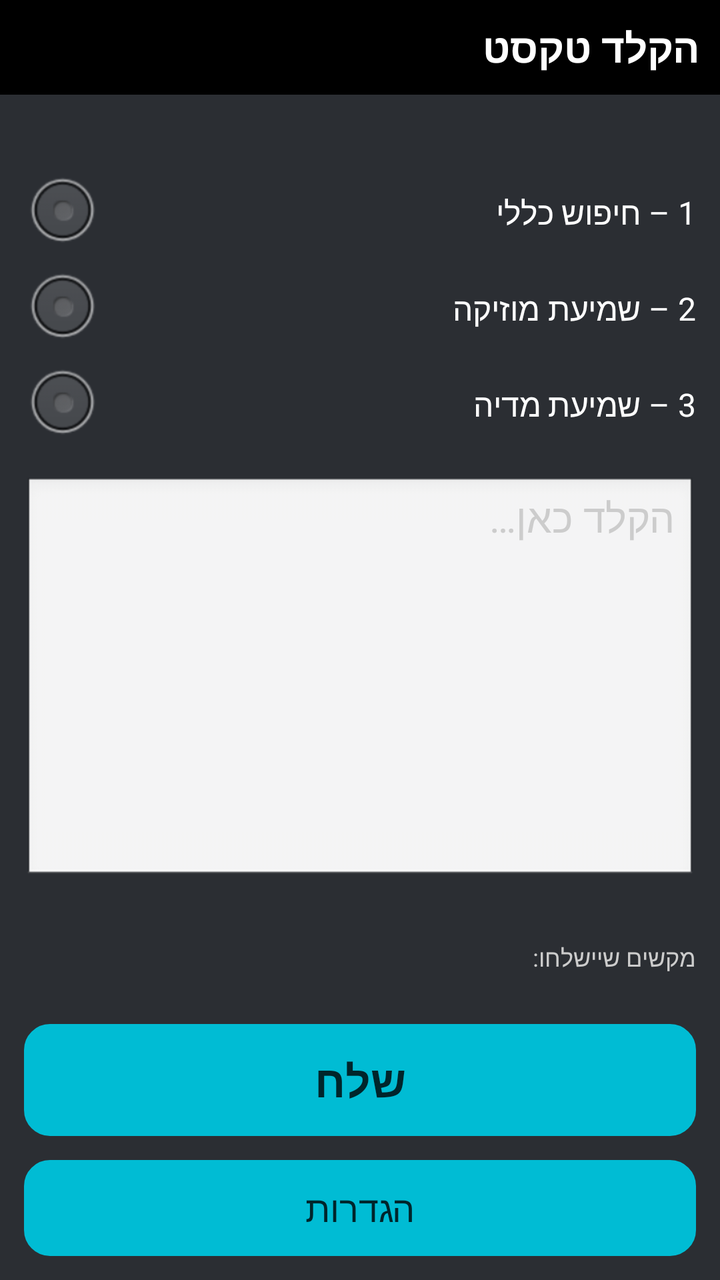
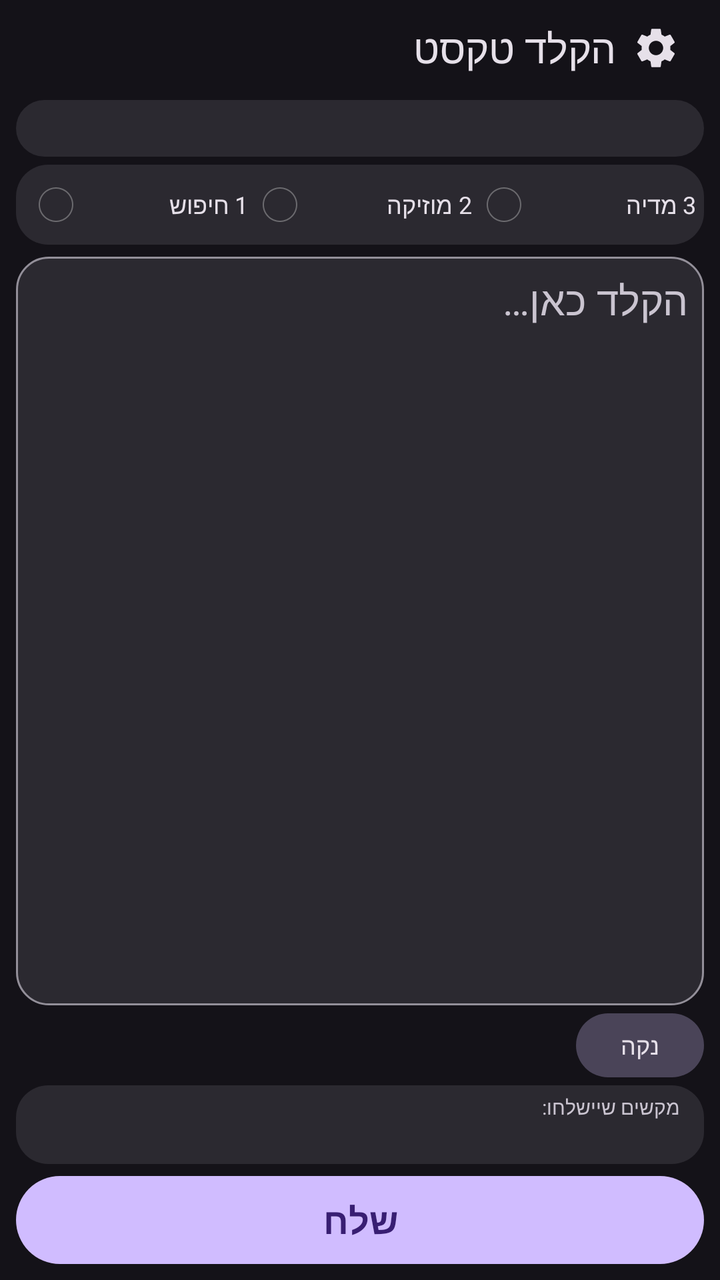

Screens rendered from an Android XML layout before and after an edit, with the pre-edit source and the edit as a unified diff.
<!-- AndroidManifest.xml: application theme AppTheme -->
<!-- res/layout/activity_main.xml -->
<?xml version="1.0" encoding="utf-8"?>
<LinearLayout xmlns:android="http://schemas.android.com/apk/res/android"
    android:layout_width="match_parent"
    android:layout_height="match_parent"
    android:background="?attr/colorBgMain"
    android:orientation="vertical">

    <TextView
        android:layout_width="match_parent"
        android:layout_height="wrap_content"
        android:background="?attr/colorHeader"
        android:padding="10dp"
        android:text="@string/title_main"
        android:textColor="?attr/colorTextPrimary"
        android:textSize="20sp"
        android:textStyle="bold" />

    <TextView
        android:id="@+id/status"
        android:layout_width="match_parent"
        android:layout_height="wrap_content"
        android:padding="8dp"
        android:textColor="?attr/colorAccent"
        android:textSize="14sp" />

    <RadioGroup
        android:id="@+id/ext_group"
        android:layout_width="match_parent"
        android:layout_height="wrap_content"
        android:layout_marginLeft="12dp"
        android:layout_marginRight="12dp"
        android:orientation="vertical">

        <RadioButton
            android:id="@+id/rb_ext1"
            android:layout_width="match_parent"
            android:layout_height="wrap_content"
            android:text="@string/ext1"
            android:textColor="?attr/colorTextPrimary"
            android:nextFocusUp="@+id/btn_settings"
            android:nextFocusDown="@+id/rb_ext2" />

        <RadioButton
            android:id="@+id/rb_ext2"
            android:layout_width="match_parent"
            android:layout_height="wrap_content"
            android:text="@string/ext2"
            android:textColor="?attr/colorTextPrimary"
            android:nextFocusUp="@id/rb_ext1"
            android:nextFocusDown="@+id/rb_ext3" />

        <RadioButton
            android:id="@+id/rb_ext3"
            android:layout_width="match_parent"
            android:layout_height="wrap_content"
            android:text="@string/ext3"
            android:textColor="?attr/colorTextPrimary"
            android:nextFocusUp="@id/rb_ext2"
            android:nextFocusDown="@+id/input" />
    </RadioGroup>

    <EditText
        android:id="@+id/input"
        android:layout_width="match_parent"
        android:layout_height="0dp"
        android:layout_weight="1"
        android:layout_margin="12dp"
        android:gravity="top|start"
        android:hint="@string/hint_input"
        android:inputType="textMultiLine|textNoSuggestions"
        android:textColor="?attr/colorTextPrimary"
        android:textColorHint="?attr/colorTextSecondary"
        android:textSize="20sp"
        android:nextFocusUp="@id/rb_ext3"
        android:nextFocusDown="@+id/btn_send" />

    <TextView
        android:id="@+id/warn"
        android:layout_width="match_parent"
        android:layout_height="wrap_content"
        android:layout_marginLeft="12dp"
        android:layout_marginRight="12dp"
        android:textColor="?attr/colorTextSecondary"
        android:textSize="12sp" />

    <TextView
        android:layout_width="match_parent"
        android:layout_height="wrap_content"
        android:layout_marginLeft="12dp"
        android:layout_marginRight="12dp"
        android:text="@string/label_preview"
        android:textColor="?attr/colorTextSecondary"
        android:textSize="12sp" />

    <TextView
        android:id="@+id/preview"
        android:layout_width="match_parent"
        android:layout_height="wrap_content"
        android:layout_marginLeft="12dp"
        android:layout_marginRight="12dp"
        android:layout_marginBottom="6dp"
        android:ellipsize="start"
        android:layoutDirection="ltr"
        android:maxLines="2"
        android:textColor="?attr/colorTextPrimary"
        android:textDirection="ltr"
        android:textSize="14sp" />

    <Button
        android:id="@+id/btn_send"
        android:layout_width="match_parent"
        android:layout_height="56dp"
        android:layout_marginLeft="12dp"
        android:layout_marginRight="12dp"
        android:background="@drawable/bg_round_button"
        android:text="@string/btn_send"
        android:textColor="@color/button_dark_text"
        android:textSize="22sp"
        android:textStyle="bold"
        android:nextFocusUp="@id/input"
        android:nextFocusDown="@+id/btn_settings" />

    <Button
        android:id="@+id/btn_settings"
        android:layout_width="match_parent"
        android:layout_height="48dp"
        android:layout_margin="12dp"
        android:background="@drawable/bg_round_button"
        android:text="@string/btn_settings"
        android:textColor="@color/button_dark_text"
        android:textSize="18sp"
        android:nextFocusUp="@id/btn_send"
        android:nextFocusDown="@id/rb_ext1" />

</LinearLayout>
<!-- resources referenced by this layout -->
<resources>
  <color name="button_dark_text">#FF00252B</color>
  <!-- drawable bg_round_button (drawable) -->
  <?xml version="1.0" encoding="utf-8"?>
  <selector xmlns:android="http://schemas.android.com/apk/res/android">
      <item android:state_focused="true">
          <shape android:shape="rectangle">
              <solid android:color="@color/accent_teal" />
              <stroke android:width="4dp" android:color="@color/focus_green" />
              <corners android:radius="12dp" />
          </shape>
      </item>
      <item android:state_pressed="true">
          <shape android:shape="rectangle">
              <solid android:color="@color/focus_green" />
              <corners android:radius="12dp" />
          </shape>
      </item>
      <item>
          <shape android:shape="rectangle">
              <solid android:color="@color/accent_teal" />
              <stroke android:width="2dp" android:color="@color/accent_teal" />
              <corners android:radius="12dp" />
          </shape>
      </item>
  </selector>
  <string name="ext1">1 – חיפוש כללי</string>
  <string name="ext2">2 – שמיעת מוזיקה</string>
  <string name="ext3">3 – שמיעת מדיה</string>
  <style name="AppTheme" parent="android:Theme">
          <item name="colorBgMain">@color/bg_dark</item>
          <item name="colorHeader">@color/header_black</item>
          <item name="colorAccent">@color/accent_teal</item>
          <item name="colorTextPrimary">@color/text_white</item>
          <item name="colorTextSecondary">@color/text_light_gray</item>
      </style>
  <color name="accent_teal">#FF00BCD4</color>
  <color name="focus_green">#FF99CC00</color>
  <color name="bg_dark">#FF2B2E33</color>
  <color name="header_black">#FF000000</color>
  <color name="text_white">#FFFFFFFF</color>
  <color name="text_light_gray">#FFCCCCCC</color>
  <!-- unchanged entries left out for length: 5 -->
</resources>

<!-- the commit's change to res/layout/activity_main.xml (unified diff, before → after) -->
@@ -5,131 +5,213 @@
     android:background="?attr/colorBgMain"
     android:orientation="vertical">
 
-    <TextView
-        android:layout_width="match_parent"
-        android:layout_height="wrap_content"
+    
+    <LinearLayout
+        android:layout_width="match_parent"
+        android:layout_height="48dp"
         android:background="?attr/colorHeader"
-        android:padding="10dp"
-        android:text="@string/title_main"
-        android:textColor="?attr/colorTextPrimary"
-        android:textSize="20sp"
-        android:textStyle="bold" />
-
+        android:gravity="center_vertical"
+        android:orientation="horizontal"
+        android:paddingStart="20dp"
+        android:paddingEnd="12dp">
+
+        <TextView
+            android:layout_width="0dp"
+            android:layout_height="wrap_content"
+            android:layout_weight="1"
+            android:ellipsize="end"
+            android:singleLine="true"
+            android:text="@string/title_main"
+            android:textColor="?attr/colorTextPrimary"
+            android:textSize="20sp" />
+
+        <ImageButton
+            android:id="@+id/btn_settings"
+            android:layout_width="40dp"
+            android:layout_height="40dp"
+            android:background="?attr/bgIconBtn"
+            android:contentDescription="@string/btn_settings"
+            android:scaleType="center"
+            android:src="@drawable/ic_settings"
+            android:tint="?attr/colorTextPrimary"
+            android:nextFocusDown="@+id/rb_ext1"
+            android:nextFocusUp="@+id/btn_send" />
+    </LinearLayout>
+
+    
     <TextView
         android:id="@+id/status"
         android:layout_width="match_parent"
         android:layout_height="wrap_content"
-        android:padding="8dp"
+        android:layout_marginStart="8dp"
+        android:layout_marginEnd="8dp"
+        android:layout_marginTop="2dp"
+        android:background="?attr/bgCard"
+        android:paddingBottom="6dp"
+        android:paddingEnd="12dp"
+        android:paddingStart="12dp"
+        android:paddingTop="6dp"
         android:textColor="?attr/colorAccent"
-        android:textSize="14sp" />
-
+        android:textSize="12sp" />
+
+    
     <RadioGroup
         android:id="@+id/ext_group"
         android:layout_width="match_parent"
         android:layout_height="wrap_content"
-        android:layout_marginLeft="12dp"
-        android:layout_marginRight="12dp"
-        android:orientation="vertical">
+        android:layout_marginStart="8dp"
+        android:layout_marginEnd="8dp"
+        android:layout_marginTop="4dp"
+        android:background="?attr/bgCard"
+        android:orientation="horizontal"
+        android:paddingEnd="4dp"
+        android:paddingStart="4dp">
 
         <RadioButton
             android:id="@+id/rb_ext1"
-            android:layout_width="match_parent"
-            android:layout_height="wrap_content"
+            android:layout_width="0dp"
+            android:layout_height="wrap_content"
+            android:layout_weight="1"
+            android:minHeight="40dp"
             android:text="@string/ext1"
             android:textColor="?attr/colorTextPrimary"
-            android:nextFocusUp="@+id/btn_settings"
-            android:nextFocusDown="@+id/rb_ext2" />
+            android:textSize="12sp"
+            android:nextFocusUp="@id/btn_settings"
+            android:nextFocusRight="@+id/rb_ext2"
+            android:nextFocusDown="@+id/input" />
 
         <RadioButton
             android:id="@+id/rb_ext2"
-            android:layout_width="match_parent"
-            android:layout_height="wrap_content"
+            android:layout_width="0dp"
+            android:layout_height="wrap_content"
+            android:layout_weight="1"
+            android:minHeight="40dp"
             android:text="@string/ext2"
             android:textColor="?attr/colorTextPrimary"
-            android:nextFocusUp="@id/rb_ext1"
-            android:nextFocusDown="@+id/rb_ext3" />
+            android:textSize="12sp"
+            android:nextFocusUp="@id/btn_settings"
+            android:nextFocusLeft="@id/rb_ext1"
+            android:nextFocusRight="@+id/rb_ext3"
+            android:nextFocusDown="@id/input" />
 
         <RadioButton
             android:id="@+id/rb_ext3"
-            android:layout_width="match_parent"
-            android:layout_height="wrap_content"
+            android:layout_width="0dp"
+            android:layout_height="wrap_content"
+            android:layout_weight="1"
+            android:minHeight="40dp"
             android:text="@string/ext3"
             android:textColor="?attr/colorTextPrimary"
-            android:nextFocusUp="@id/rb_ext2"
+            android:textSize="12sp"
+            android:nextFocusUp="@id/btn_settings"
+            android:nextFocusLeft="@id/rb_ext2"
             android:nextFocusDown="@+id/input" />
     </RadioGroup>
 
+    
     <EditText
         android:id="@+id/input"
         android:layout_width="match_parent"
         android:layout_height="0dp"
         android:layout_weight="1"
-        android:layout_margin="12dp"
+        android:layout_marginStart="8dp"
+        android:layout_marginEnd="8dp"
+        android:layout_marginTop="6dp"
+        android:background="?attr/bgInput"
+        android:cursorVisible="true"
         android:gravity="top|start"
         android:hint="@string/hint_input"
         android:inputType="textMultiLine|textNoSuggestions"
+        android:minHeight="72dp"
+        android:padding="8dp"
         android:textColor="?attr/colorTextPrimary"
         android:textColorHint="?attr/colorTextSecondary"
         android:textSize="20sp"
-        android:nextFocusUp="@id/rb_ext3"
-        android:nextFocusDown="@+id/btn_send" />
-
-    <TextView
-        android:id="@+id/warn"
-        android:layout_width="match_parent"
-        android:layout_height="wrap_content"
-        android:layout_marginLeft="12dp"
-        android:layout_marginRight="12dp"
-        android:textColor="?attr/colorTextSecondary"
-        android:textSize="12sp" />
-
-    <TextView
-        android:layout_width="match_parent"
-        android:layout_height="wrap_content"
-        android:layout_marginLeft="12dp"
-        android:layout_marginRight="12dp"
-        android:text="@string/label_preview"
-        android:textColor="?attr/colorTextSecondary"
-        android:textSize="12sp" />
-
-    <TextView
-        android:id="@+id/preview"
-        android:layout_width="match_parent"
-        android:layout_height="wrap_content"
-        android:layout_marginLeft="12dp"
-        android:layout_marginRight="12dp"
-        android:layout_marginBottom="6dp"
-        android:ellipsize="start"
-        android:layoutDirection="ltr"
-        android:maxLines="2"
-        android:textColor="?attr/colorTextPrimary"
-        android:textDirection="ltr"
-        android:textSize="14sp" />
-
+        android:nextFocusUp="@id/rb_ext1"
+        android:nextFocusDown="@+id/btn_clear" />
+
+    
+    <LinearLayout
+        android:layout_width="match_parent"
+        android:layout_height="wrap_content"
+        android:layout_marginStart="8dp"
+        android:layout_marginEnd="8dp"
+        android:layout_marginTop="4dp"
+        android:gravity="center_vertical"
+        android:orientation="horizontal">
+
+        <TextView
+            android:id="@+id/warn"
+            android:layout_width="0dp"
+            android:layout_height="wrap_content"
+            android:layout_weight="1"
+            android:textColor="?attr/colorTextSecondary"
+            android:textSize="12sp" />
+
+        <Button
+            android:id="@+id/btn_clear"
+            android:layout_width="wrap_content"
+            android:layout_height="32dp"
+            android:background="?attr/bgBtnTonal"
+            android:minHeight="0dp"
+            android:minWidth="64dp"
+            android:paddingEnd="10dp"
+            android:paddingStart="10dp"
+            android:text="@string/btn_clear"
+            android:textColor="?attr/colorTextPrimary"
+            android:textSize="12sp"
+            android:nextFocusUp="@id/input"
+            android:nextFocusDown="@+id/btn_send" />
+    </LinearLayout>
+
+    
+    <LinearLayout
+        android:layout_width="match_parent"
+        android:layout_height="wrap_content"
+        android:layout_marginStart="8dp"
+        android:layout_marginEnd="8dp"
+        android:layout_marginTop="4dp"
+        android:background="?attr/bgCard"
+        android:orientation="vertical"
+        android:paddingBottom="4dp"
+        android:paddingEnd="12dp"
+        android:paddingStart="12dp"
+        android:paddingTop="4dp">
+
+        <TextView
+            android:layout_width="match_parent"
+            android:layout_height="wrap_content"
+            android:text="@string/label_preview"
+            android:textColor="?attr/colorTextSecondary"
+            android:textSize="10sp" />
+
+        <TextView
+            android:id="@+id/preview"
+            android:layout_width="match_parent"
+            android:layout_height="wrap_content"
+            android:ellipsize="start"
+            android:layoutDirection="ltr"
+            android:maxLines="1"
+            android:textColor="?attr/colorTextPrimary"
+            android:textDirection="ltr"
+            android:textSize="13sp" />
+    </LinearLayout>
+
+    
     <Button
         android:id="@+id/btn_send"
         android:layout_width="match_parent"
-        android:layout_height="56dp"
-        android:layout_marginLeft="12dp"
-        android:layout_marginRight="12dp"
-        android:background="@drawable/bg_round_button"
+        android:layout_height="44dp"
+        android:layout_marginStart="8dp"
+        android:layout_marginEnd="8dp"
+        android:layout_marginTop="6dp"
+        android:layout_marginBottom="8dp"
+        android:background="?attr/bgBtnFilled"
         android:text="@string/btn_send"
-        android:textColor="@color/button_dark_text"
-        android:textSize="22sp"
+        android:textColor="?attr/colorOnAccent"
+        android:textSize="18sp"
         android:textStyle="bold"
-        android:nextFocusUp="@id/input"
-        android:nextFocusDown="@+id/btn_settings" />
-
-    <Button
-        android:id="@+id/btn_settings"
-        android:layout_width="match_parent"
-        android:layout_height="48dp"
-        android:layout_margin="12dp"
-        android:background="@drawable/bg_round_button"
-        android:text="@string/btn_settings"
-        android:textColor="@color/button_dark_text"
-        android:textSize="18sp"
-        android:nextFocusUp="@id/btn_send"
-        android:nextFocusDown="@id/rb_ext1" />
+        android:nextFocusUp="@id/btn_clear"
+        android:nextFocusDown="@id/btn_settings" />
 
 </LinearLayout>
<!-- resource entries referenced after the edit -->
@@ -1,46 +1,139 @@
 <!-- resources referenced by this layout -->
 <resources>
-  <color name="button_dark_text">#FF00252B</color>
-  <!-- drawable bg_round_button (drawable) -->
+  <!-- drawable ic_settings (drawable) -->
+  <?xml version="1.0" encoding="utf-8"?>
+  <vector xmlns:android="http://schemas.android.com/apk/res/android"
+      android:width="24dp"
+      android:height="24dp"
+      android:viewportWidth="24"
+      android:viewportHeight="24">
+      <path android:fillColor="#FFFFFFFF" android:pathData="M19.14,12.94c0.04,-0.3 0.06,-0.61 0.06,-0.94c0,-0.32 -0.02,-0.64 -0.07,-0.94l2.03,-1.58c0.18,-0.14 0.23,-0.41 0.12,-0.61l-1.92,-3.32c-0.12,-0.22 -0.37,-0.29 -0.59,-0.22l-2.39,0.96c-0.5,-0.38 -1.03,-0.7 -1.62,-0.94L14.4,2.81c-0.04,-0.24 -0.24,-0.41 -0.48,-0.41h-3.84c-0.24,0 -0.43,0.17 -0.47,0.41L9.25,5.35C8.66,5.59 8.12,5.92 7.63,6.29L5.24,5.33c-0.22,-0.08 -0.47,0 -0.59,0.22L2.74,8.87C2.62,9.08 2.66,9.34 2.86,9.48l2.03,1.58C4.84,11.36 4.8,11.69 4.8,12s0.02,0.64 0.07,0.94l-2.03,1.58c-0.18,0.14 -0.23,0.41 -0.12,0.61l1.92,3.32c0.12,0.22 0.37,0.29 0.59,0.22l2.39,-0.96c0.5,0.38 1.03,0.7 1.62,0.94l0.36,2.54c0.05,0.24 0.24,0.41 0.48,0.41h3.84c0.24,0 0.44,-0.17 0.47,-0.41l0.36,-2.54c0.59,-0.24 1.13,-0.56 1.62,-0.94l2.39,0.96c0.22,0.08 0.47,0 0.59,-0.22l1.92,-3.32c0.12,-0.22 0.07,-0.47 -0.12,-0.61L19.14,12.94zM12,15.6c-1.98,0 -3.6,-1.62 -3.6,-3.6s1.62,-3.6 3.6,-3.6s3.6,1.62 3.6,3.6S13.98,15.6 12,15.6z" />
+  </vector>
+  <string name="btn_clear">נקה</string>
+  <string name="ext1">1 חיפוש</string>
+  <string name="ext2">2 מוזיקה</string>
+  <string name="ext3">3 מדיה</string>
+  <style name="AppTheme" parent="android:Theme.Holo.NoActionBar">
+          <item name="colorBgMain">@color/bg_dark</item>
+          <item name="colorHeader">@color/header_dark</item>
+          <item name="colorAccent">@color/accent_dark</item>
+          <item name="colorOnAccent">@color/on_accent_dark</item>
+          <item name="colorTextPrimary">@color/text_white</item>
+          <item name="colorTextSecondary">@color/text_light_gray</item>
+          <item name="bgInput">@drawable/bg_input_d</item>
+          <item name="bgCard">@drawable/bg_card_d</item>
+          <item name="bgBtnFilled">@drawable/bg_btn_filled_d</item>
+          <item name="bgBtnTonal">@drawable/bg_btn_tonal_d</item>
+          <item name="bgIconBtn">@drawable/bg_icon_btn_d</item>
+          <item name="android:windowBackground">@color/bg_dark</item>
+          <item name="android:statusBarColor">@color/header_dark</item>
+          <item name="android:navigationBarColor">@color/bg_dark</item>
+          <item name="android:textColorPrimary">@color/text_white</item>
+          <item name="android:textColorHint">@color/text_light_gray</item>
+      </style>
+  <color name="bg_dark">#FF141218</color>
+  <color name="header_dark">#FF141218</color>
+  <color name="accent_dark">#FFD0BCFF</color>
+  <color name="on_accent_dark">#FF381E72</color>
+  <color name="text_white">#FFE6E0E9</color>
+  <color name="text_light_gray">#FFCAC4D0</color>
+  <!-- drawable bg_input_d (drawable) -->
   <?xml version="1.0" encoding="utf-8"?>
   <selector xmlns:android="http://schemas.android.com/apk/res/android">
       <item android:state_focused="true">
-          <shape android:shape="rectangle">
-              <solid android:color="@color/accent_teal" />
-              <stroke android:width="4dp" android:color="@color/focus_green" />
-              <corners android:radius="12dp" />
-          </shape>
+      <shape android:shape="rectangle">
+          <solid android:color="#FF2B2930" />
+          <stroke android:width="3dp" android:color="#FFD0BCFF" />
+          <corners android:radius="16dp" />
+      </shape>
+      </item>
+      <item>
+      <shape android:shape="rectangle">
+          <solid android:color="#FF2B2930" />
+          <stroke android:width="1dp" android:color="#FF938F99" />
+          <corners android:radius="16dp" />
+      </shape>
+      </item>
+  </selector>
+  <!-- drawable bg_card_d (drawable) -->
+  <?xml version="1.0" encoding="utf-8"?>
+  <selector xmlns:android="http://schemas.android.com/apk/res/android">
+      <item>
+      <shape android:shape="rectangle">
+          <solid android:color="#FF2B2930" />
+          <corners android:radius="16dp" />
+      </shape>
+      </item>
+  </selector>
+  <!-- drawable bg_btn_filled_d (drawable) -->
+  <?xml version="1.0" encoding="utf-8"?>
+  <selector xmlns:android="http://schemas.android.com/apk/res/android">
+      <item android:state_focused="true">
+      <shape android:shape="rectangle">
+          <solid android:color="#FFD0BCFF" />
+          <stroke android:width="3dp" android:color="#FFEADDFF" />
+          <corners android:radius="28dp" />
+      </shape>
       </item>
       <item android:state_pressed="true">
-          <shape android:shape="rectangle">
-              <solid android:color="@color/focus_green" />
-              <corners android:radius="12dp" />
-          </shape>
+      <shape android:shape="rectangle">
+          <solid android:color="#FFB69DF8" />
+          <corners android:radius="28dp" />
+      </shape>
       </item>
       <item>
-          <shape android:shape="rectangle">
-              <solid android:color="@color/accent_teal" />
-              <stroke android:width="2dp" android:color="@color/accent_teal" />
-              <corners android:radius="12dp" />
-          </shape>
+      <shape android:shape="rectangle">
+          <solid android:color="#FFD0BCFF" />
+          <corners android:radius="28dp" />
+      </shape>
       </item>
   </selector>
-  <string name="ext1">1 – חיפוש כללי</string>
-  <string name="ext2">2 – שמיעת מוזיקה</string>
-  <string name="ext3">3 – שמיעת מדיה</string>
-  <style name="AppTheme" parent="android:Theme">
-          <item name="colorBgMain">@color/bg_dark</item>
-          <item name="colorHeader">@color/header_black</item>
-          <item name="colorAccent">@color/accent_teal</item>
-          <item name="colorTextPrimary">@color/text_white</item>
-          <item name="colorTextSecondary">@color/text_light_gray</item>
-      </style>
-  <color name="accent_teal">#FF00BCD4</color>
-  <color name="focus_green">#FF99CC00</color>
-  <color name="bg_dark">#FF2B2E33</color>
-  <color name="header_black">#FF000000</color>
-  <color name="text_white">#FFFFFFFF</color>
-  <color name="text_light_gray">#FFCCCCCC</color>
+  <!-- drawable bg_btn_tonal_d (drawable) -->
+  <?xml version="1.0" encoding="utf-8"?>
+  <selector xmlns:android="http://schemas.android.com/apk/res/android">
+      <item android:state_focused="true">
+      <shape android:shape="rectangle">
+          <solid android:color="#FF4A4458" />
+          <stroke android:width="3dp" android:color="#FFEADDFF" />
+          <corners android:radius="20dp" />
+      </shape>
+      </item>
+      <item android:state_pressed="true">
+      <shape android:shape="rectangle">
+          <solid android:color="#FF938F99" />
+          <corners android:radius="20dp" />
+      </shape>
+      </item>
+      <item>
+      <shape android:shape="rectangle">
+          <solid android:color="#FF4A4458" />
+          <corners android:radius="20dp" />
+      </shape>
+      </item>
+  </selector>
+  <!-- drawable bg_icon_btn_d (drawable) -->
+  <?xml version="1.0" encoding="utf-8"?>
+  <selector xmlns:android="http://schemas.android.com/apk/res/android">
+      <item android:state_focused="true">
+      <shape android:shape="rectangle">
+          <solid android:color="#FF4A4458" />
+          <stroke android:width="3dp" android:color="#FFEADDFF" />
+          <corners android:radius="24dp" />
+      </shape>
+      </item>
+      <item android:state_pressed="true">
+      <shape android:shape="rectangle">
+          <solid android:color="#FF4A4458" />
+          <corners android:radius="24dp" />
+      </shape>
+      </item>
+      <item>
+      <shape android:shape="rectangle">
+          <solid android:color="#00000000" />
+          <corners android:radius="24dp" />
+      </shape>
+      </item>
+  </selector>
   <!-- unchanged entries left out for length: 5 -->
 </resources>
 
